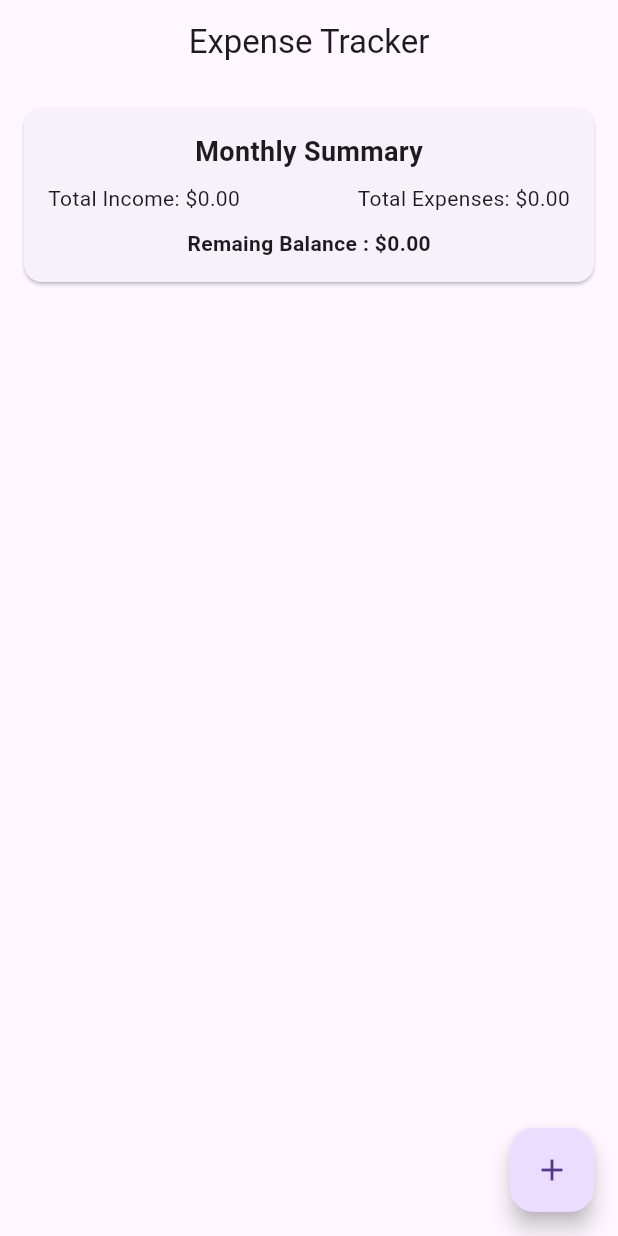
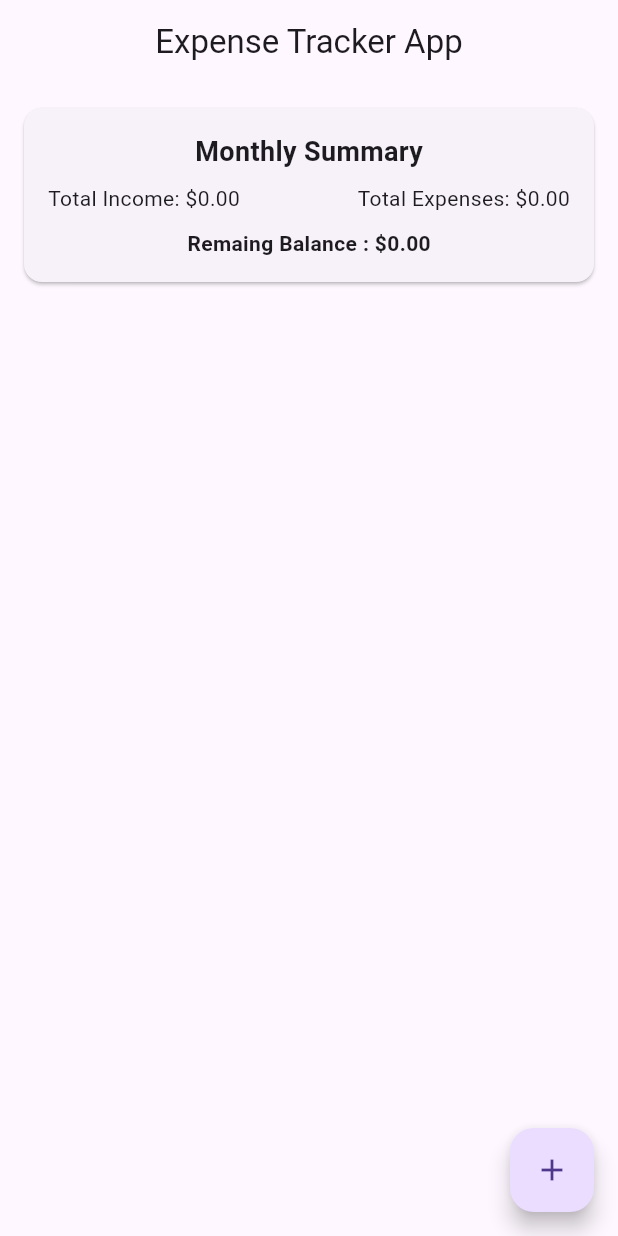
Before and after one commit to Yengchang/provider_practice, a Flutter app: the screen it shows after launch, on a phone screen of 412 x 824 dp. Run offline on Flutter 3.47's test engine with Material 3 defaults, Android fonts, the phone set to English and light mode, and no system bars.

Commit message:
Update home_screen.dart
add new word for the Appbar.

```diff
--- a/lib/View/home_screen.dart
+++ b/lib/View/home_screen.dart
@@ -10,7 +10,7 @@ class HomeScreen extends StatelessWidget {
   Widget build(BuildContext context) {
     return Scaffold(
       appBar: AppBar(
-        title: const Text("Expense Tracker"),
+        title: const Text("Expense Tracker App"),
         centerTitle: true,
       ),
       body: const Column(
```
